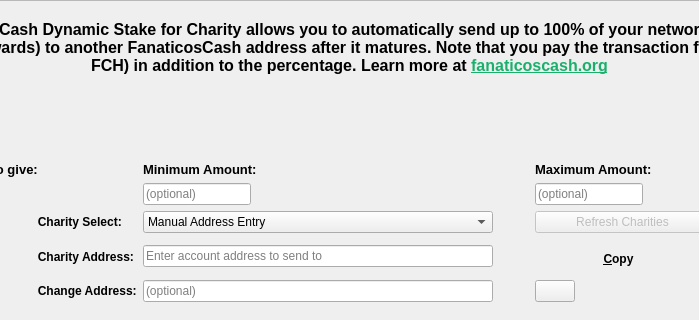
First picture: the form in src/qt/forms/charitydialog.ui, repository fanaticoscriptosoficial/Fanaticos_Cash, before the edit; both pictures show x 102 to 801 and y 0 to 320 of the 905 by 640 pixel window.
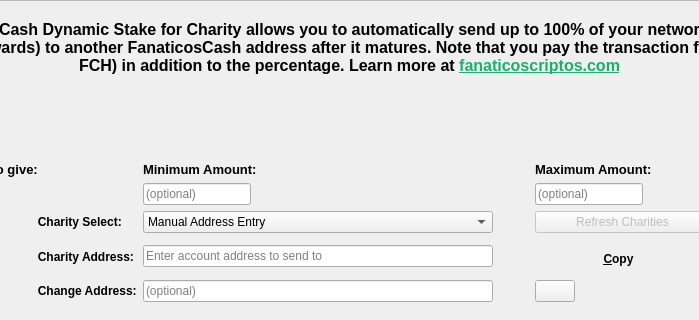
Second picture: the form after the edit. Icons and pictures are not drawn.

Diff of the .ui file:
```diff
--- a/src/qt/forms/charitydialog.ui
+++ b/src/qt/forms/charitydialog.ui
@@ -577,7 +577,7 @@
            <number>1</number>
           </property>
           <property name="text">
-           <string>&lt;html&gt;&lt;head/&gt;&lt;body&gt;&lt;p align=&quot;center&quot;&gt;&lt;span style=&quot; font-size:12pt; font-weight:600;&quot;&gt;FanaticosCash Dynamic Stake for Charity allows you to automatically send up to 100% of your network rewards (stake rewards) to another FanaticosCash address after it matures. Note that you pay the transaction fee (~.0001 FCH) in addition to the percentage. Learn more at &lt;/span&gt;&lt;a href=&quot;https://fanaticoscash.org/staking-for-charity/&quot;&gt;&lt;span style=&quot; font-size:12pt; font-weight:600; text-decoration: underline; color:#1ab06c;&quot;&gt;fanaticoscash.org&lt;/span&gt;&lt;/a&gt;&lt;/p&gt;&lt;/body&gt;&lt;/html&gt;</string>
+           <string>&lt;html&gt;&lt;head/&gt;&lt;body&gt;&lt;p align=&quot;center&quot;&gt;&lt;span style=&quot; font-size:12pt; font-weight:600;&quot;&gt;FanaticosCash Dynamic Stake for Charity allows you to automatically send up to 100% of your network rewards (stake rewards) to another FanaticosCash address after it matures. Note that you pay the transaction fee (~.0001 FCH) in addition to the percentage. Learn more at &lt;/span&gt;&lt;a href=&quot;https://fanaticoscriptos.com/staking-for-charity/&quot;&gt;&lt;span style=&quot; font-size:12pt; font-weight:600; text-decoration: underline; color:#1ab06c;&quot;&gt;fanaticoscriptos.com&lt;/span&gt;&lt;/a&gt;&lt;/p&gt;&lt;/body&gt;&lt;/html&gt;</string>
           </property>
           <property name="textFormat">
            <enum>Qt::RichText</enum>
```
